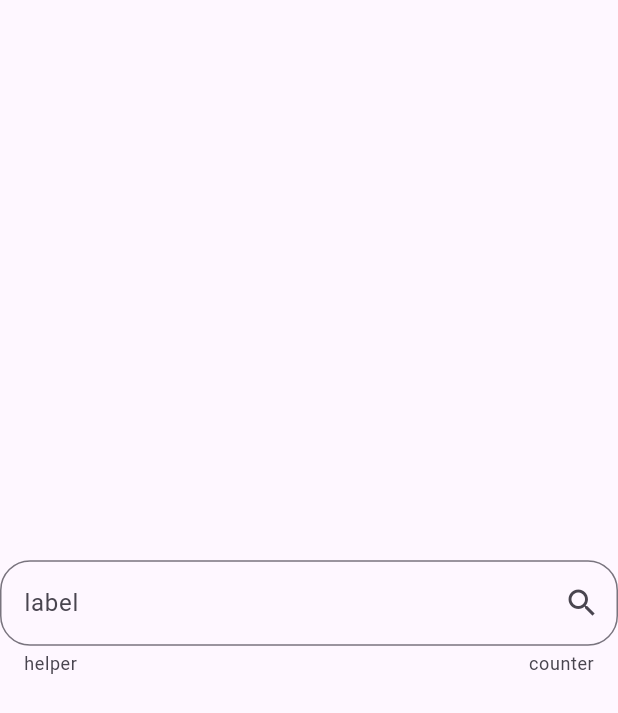
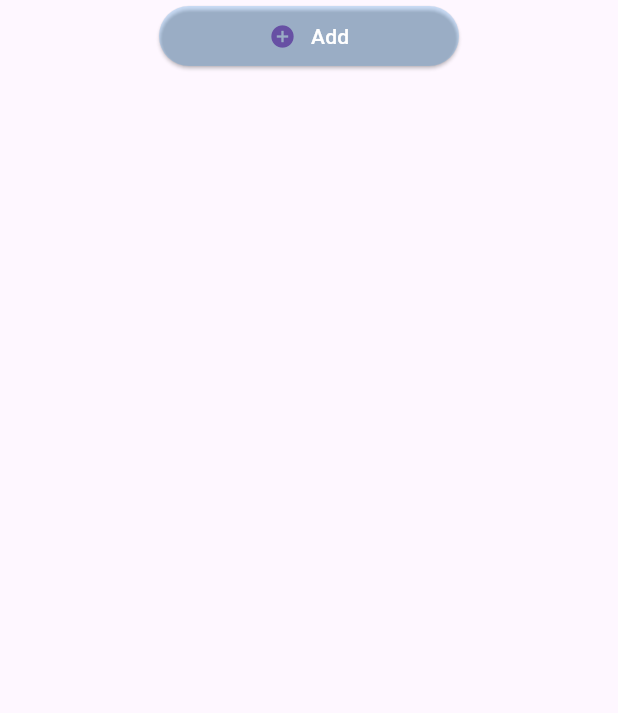
Before and after one commit to bytestocode/stackoverflow-answers, a Flutter app: the screen it shows after launch, on a phone screen of 412 x 824 dp. Shown: the top 713 px of the screen. Run offline on Flutter 3.47's test engine with Material 3 defaults, Android fonts, the light colour scheme and no system bars.

Commit message:
fix: TextFormField에 controller 대입
- https://stackoverflow.com/questions/78046722/dynamically-adding-and-removing-textformfields/78046975#78046975

```diff
--- /dev/null
+++ b/lib/fix/text_editing_controller_list.dart
@@ -0,0 +1,97 @@
+import 'package:flutter/material.dart';
+
+// "Dynamically Adding and Removing TextFormFields"
+// https://stackoverflow.com/questions/78046722/dynamically-adding-and-removing-textformfields/78046975#78046975
+class NewTask extends StatefulWidget {
+  const NewTask({super.key});
+
+  @override
+  State<NewTask> createState() => _NewTaskState();
+}
+
+class _NewTaskState extends State<NewTask> {
+  final GlobalKey<FormState> formKey = GlobalKey();
+  final List<TextEditingController> controllers = [];
+
+  @override
+  Widget build(BuildContext context) {
+    return Scaffold(
+      body: Column(
+        crossAxisAlignment: CrossAxisAlignment.start,
+        children: [
+          Expanded(
+            child: Form(
+              key: formKey,
+              child: ListView(
+                children: [
+                  for (var ctrl in controllers) ...[
+                    TextFormField(
+                      // * Add a controller to each TextFormField
+                      controller: ctrl,
+                      decoration: InputDecoration(
+                        hintText: 'Todo ${controllers.indexOf(ctrl) + 1}',
+                        prefixIcon: const Padding(
+                          padding: EdgeInsets.symmetric(horizontal: 20),
+                          child: Icon(Icons.note_alt),
+                        ),
+                        suffixIcon: IconButton(
+                            onPressed: () {
+                              setState(() {});
+                              removeTextField(controllers.indexOf(ctrl));
+                            },
+                            icon: const Icon(Icons.clear)),
+                      ),
+                    ),
+                    const SizedBox(
+                      height: 15,
+                    ),
+                  ],
+
+                  // Add Button
+                  Row(
+                    mainAxisAlignment: MainAxisAlignment.center,
+                    children: [
+                      SizedBox(
+                        width: 200,
+                        child: ElevatedButton(
+                            style: ElevatedButton.styleFrom(
+                              backgroundColor: Colors.blue.withOpacity(0.2),
+                            ),
+                            onPressed: () {
+                              setState(() {
+                                addTextField();
+                              });
+                            },
+                            child: const Row(
+                              mainAxisSize: MainAxisSize.min,
+                              children: [
+                                Icon(Icons.add_circle),
+                                SizedBox(
+                                  width: 10,
+                                ),
+                                Text(
+                                  'Add',
+                                  style: TextStyle(color: Colors.white),
+                                )
+                              ],
+                            )),
+                      ),
+                    ],
+                  )
+                ],
+              ),
+            ),
+          )
+        ],
+      ),
+    );
+  }
+
+  void addTextField() {
+    controllers.add(TextEditingController());
+  }
+
+  void removeTextField(int index) {
+    controllers.removeAt(index);
+  }
+}
--- a/lib/main.dart
+++ b/lib/main.dart
@@ -1,6 +1,6 @@
 import 'package:flutter/material.dart';
 
-import 'ui/text_field_border.dart';
+import 'fix/text_editing_controller_list.dart';
 
 void main() {
   runApp(const MyApp());
@@ -13,7 +13,7 @@ class MyApp extends StatelessWidget {
   Widget build(BuildContext context) {
     return const MaterialApp(
       title: 'Flutter Testbed',
-      home: TextFieldBorder(),
+      home: NewTask(),
     );
   }
 }
```
